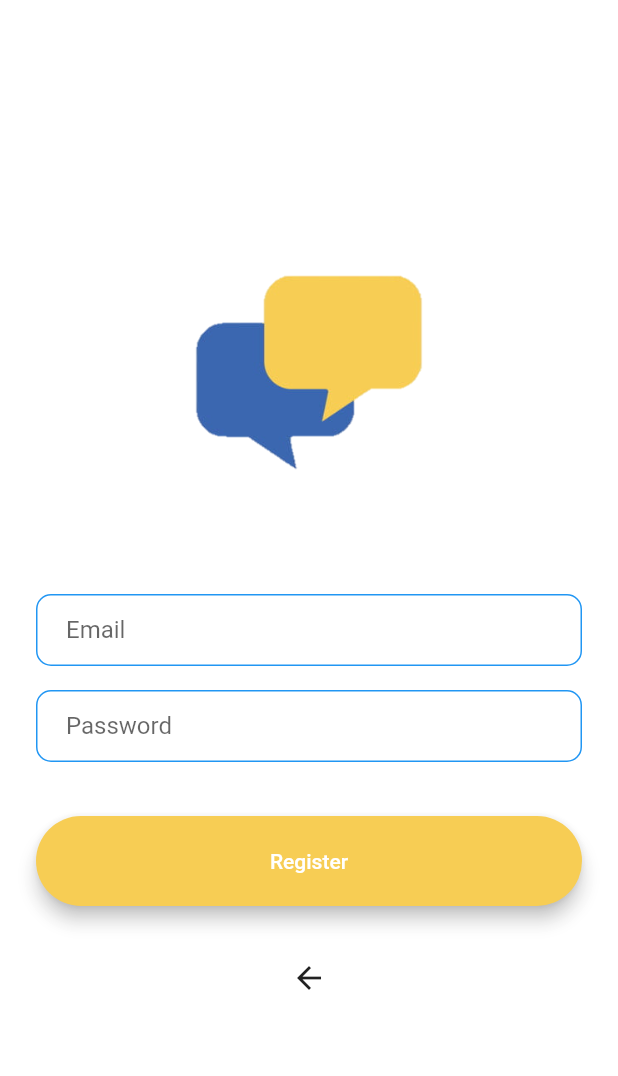
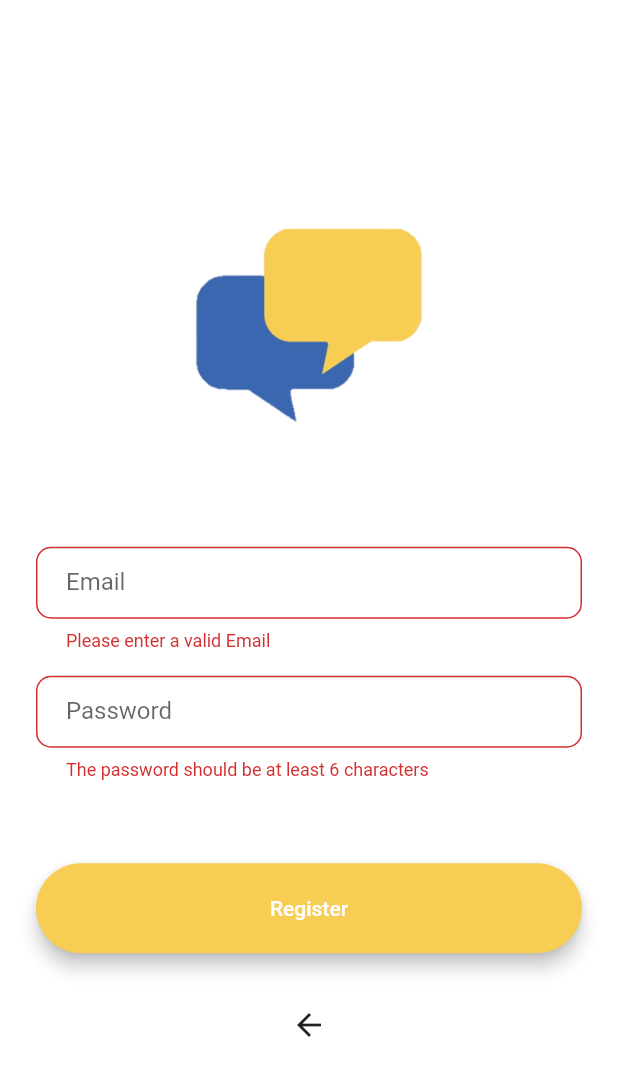
Before and after one commit to zhrwmmdi/Chat-Box, a Flutter app: the RegistrationScreen screen opened by its route, after a tap on "Register", on a phone screen of 412 x 824 dp. Shown: the top 1076 px of the screen. Run offline on Flutter 3.47's test engine with Material 2 defaults, Android fonts, the phone set to English and light mode, and no system bars; our stand-ins replace animated_text_kit, email_validator, firebase_auth, firebase_core; accounts and stored records are empty.

Commit message:
Firebase packages and registration functions added

```diff
--- a/lib/Screens/registration_screen.dart
+++ b/lib/Screens/registration_screen.dart
@@ -1,5 +1,7 @@
 import 'package:chat_box/Components/Rounded_Button.dart';
+import 'package:chat_box/Screens/chat_screen.dart';
 import 'package:email_validator/email_validator.dart';
+import 'package:firebase_auth/firebase_auth.dart';
 
 import '/constants.dart';
 import 'package:flutter/material.dart';
@@ -11,6 +13,11 @@ class RegistrationScreen extends StatefulWidget {
 }
 
 class _RegistrationScreenState extends State<RegistrationScreen> {
+  final TextEditingController _passwordController = TextEditingController();
+  final TextEditingController _emailController = TextEditingController();
+  final GlobalKey<FormState> _formKey = GlobalKey<FormState>();
+  var auth = FirebaseAuth.instance;
+  String errorMessage = '';
   @override
   Widget build(BuildContext context) {
     return Scaffold(
@@ -31,14 +38,16 @@ class _RegistrationScreenState extends State<RegistrationScreen> {
             const SizedBox(
               height: 48.0,
             ),
+            Form(
+              key: _formKey,
+              child: Column(
+                children: [
                   TextFormField(
                     decoration: kTextFieldDecoration.copyWith(
                       hintText: 'Enter your Email',
                       labelText: 'Email'
                     ),
-              onChanged: (value) {
-                //Do something with the user input
-              },
+                    controller: _emailController,
                     autovalidateMode: AutovalidateMode.onUserInteraction,
                     validator: (email){
                       return email != null && EmailValidator.validate(email) ? null : 'Please enter a valid Email';
@@ -53,21 +62,45 @@ class _RegistrationScreenState extends State<RegistrationScreen> {
                         labelText: 'Password'
                     ),
                     obscureText: true,
-              onChanged: (value) {
-                //Do something with the user input
-              },
+                    controller: _passwordController,
                     autovalidateMode: AutovalidateMode.onUserInteraction,
                     validator: (password){
                       return password != null && password.length>5 ? null : 'The password should be at least 6 characters';
                     },
                   ),
+                ],
+              ),
+            ),
+
             const SizedBox(
               height: 24.0,
             ),
+            Text(
+              errorMessage,
+              textAlign: TextAlign.center,
+              style:const TextStyle(
+                color: Colors.red,
+                fontSize: 16
+              ),
+            ),
             RoundedButton(
               title: 'Register',
-              onPressed: (){
-               //TODO: navigation to registering
+              onPressed: () async{
+               if(_formKey.currentState!.validate()){
+                 try{
+                   await auth.createUserWithEmailAndPassword(email: _emailController.text, password: _passwordController.text).then((value) {
+                     Navigator.pop(context);
+                     Navigator.pushNamed(context, ChatScreen.id);
+                   });
+                 }catch(e){
+                   print('ERROR: ${e.toString()}');
+                   setState(() {
+                     errorMessage = e.toString().split('] ')[1];
+                   });
+                 }
+               }else{
+
+               }
               },
               color: kRegisterButtonColor,
             ),
--- a/pubspec.yaml
+++ b/pubspec.yaml
@@ -37,6 +37,8 @@ dependencies:
   cupertino_icons: ^1.0.2
   animated_text_kit: ^4.2.2
   email_validator: ^2.1.17
+  firebase_core: ^2.15.0
+  firebase_auth: ^4.7.2
 
 dev_dependencies:
   flutter_test:
```
Also changed, not shown: lib/main.dart (+7 -1 lines), lib/firebase_options.dart (added), pubspec.lock, 5 other files. Lines whose indentation alone changed are shown as unchanged.
